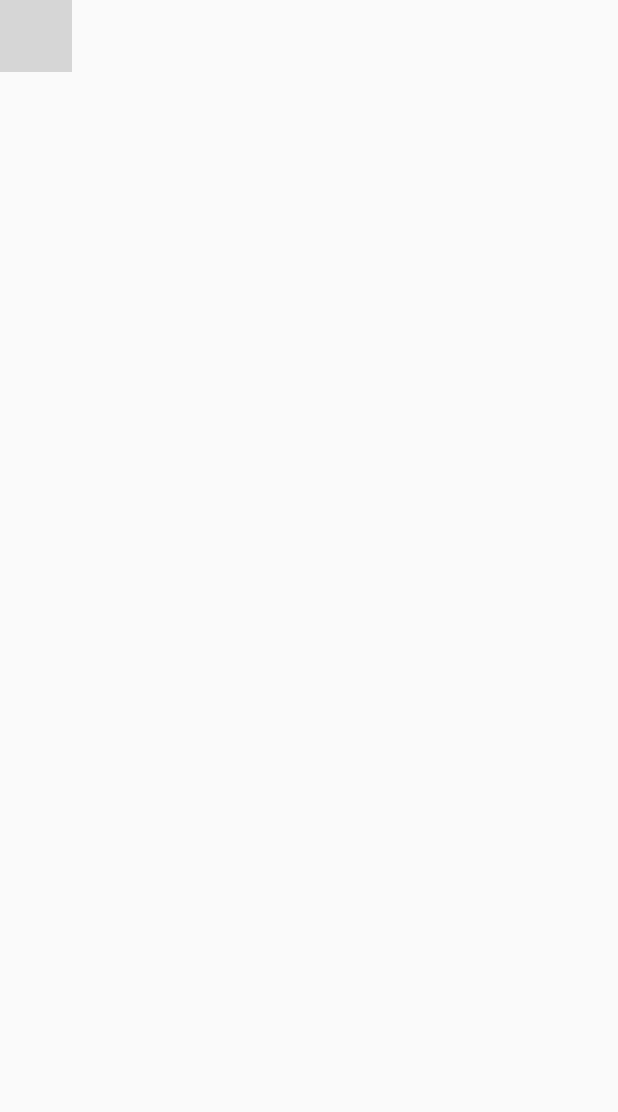
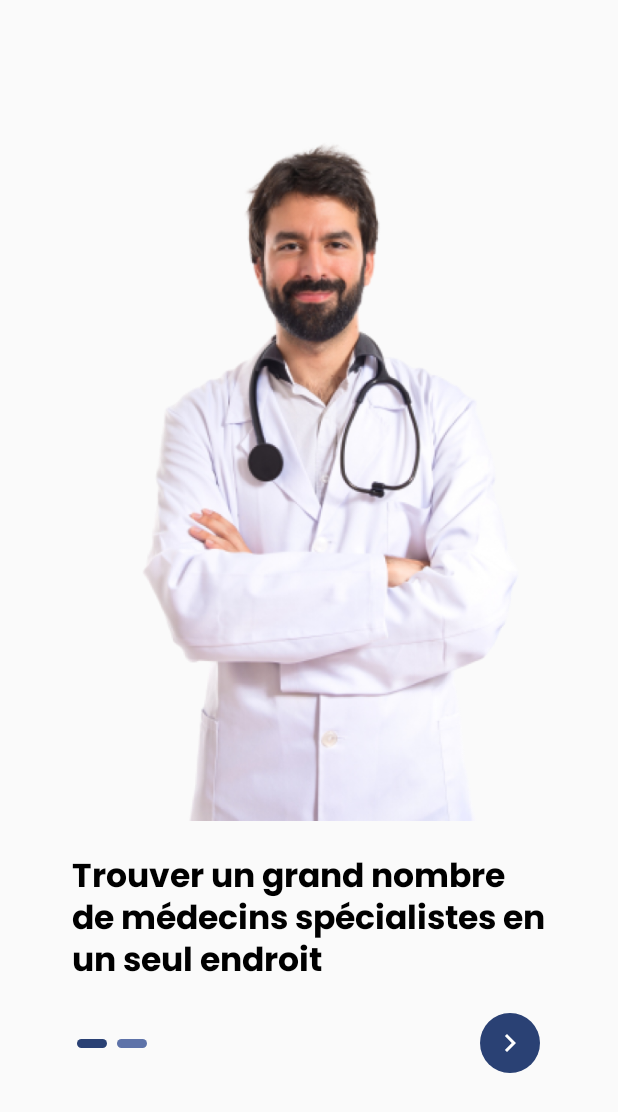
Before and after one commit to bernard-ng/unh-medifax-android, an Android app built with Jetpack Compose: the screen it shows after launch (MainActivity), on a phone screen of 412 x 824 dp. Shown: the top 1112 px of the screen. Run offline under Robolectric (Android 15) with nearby library versions, the phone set to English and light mode, and no system bars; grey boxes are pictures that could not be loaded.

Commit message:
finalize OnBoardingScreen add HorizontalPager

```diff
--- a/app/build.gradle.kts
+++ b/app/build.gradle.kts
@@ -62,7 +62,6 @@ dependencies {
     implementation(libs.androidx.appcompat)
     implementation(libs.material)
     implementation(libs.androidx.activity)
-    implementation("androidx.core:core-splashscreen:1.0.1")
     testImplementation(libs.junit)
     androidTestImplementation(libs.androidx.junit)
     androidTestImplementation(libs.androidx.espresso.core)
@@ -71,6 +70,10 @@ dependencies {
     debugImplementation(libs.androidx.ui.tooling)
     debugImplementation(libs.androidx.ui.test.manifest)
 
+
     implementation(libs.coil.compose)
     implementation(libs.androidx.material.icons.extended)
+    implementation(libs.androidx.core.splashscreen)
+    implementation(libs.androidx.navigation.compose)
+    implementation(libs.androidx.datastore.preferences)
 }
--- a/app/src/main/AndroidManifest.xml
+++ b/app/src/main/AndroidManifest.xml
@@ -13,13 +13,12 @@
         android:label="@string/app_name"
         android:roundIcon="@mipmap/ic_launcher_round"
         android:supportsRtl="true"
-        android:theme="@style/Theme.MySplashScreen"
+        android:theme="@style/Theme.Medifax"
         tools:targetApi="31">
         <activity
             android:name=".MainActivity"
             android:exported="true"
-            android:label="@string/app_name"
-            android:theme="@style/Theme.MySplashScreen">
+            android:theme="@style/Theme.Medifax">
             <intent-filter>
                 <action android:name="android.intent.action.MAIN" />
 
--- a/app/src/main/java/tech/devscast/medifax/MainActivity.kt
+++ b/app/src/main/java/tech/devscast/medifax/MainActivity.kt
@@ -4,9 +4,7 @@ import android.os.Bundle
 import androidx.activity.ComponentActivity
 import androidx.activity.compose.setContent
 import androidx.core.splashscreen.SplashScreen.Companion.installSplashScreen
-import tech.devscast.medifax.ui.screens.EventHandlingScreen
-import tech.devscast.medifax.ui.screens.OnboardingScreen
-import tech.devscast.medifax.ui.screens.TouchDrawingScreen
+import tech.devscast.medifax.ui.screens.OnBoardingScreen
 import tech.devscast.medifax.ui.theme.MedifaxTheme
 
 class MainActivity : ComponentActivity() {
@@ -15,7 +13,7 @@ class MainActivity : ComponentActivity() {
         installSplashScreen()
         setContent {
             MedifaxTheme {
-                EventHandlingScreen()
+                OnBoardingScreen()
             }
         }
     }
--- /dev/null
+++ b/app/src/main/java/tech/devscast/medifax/data/OnboardingContent.kt
@@ -0,0 +1,20 @@
+package tech.devscast.medifax.data
+
+import androidx.annotation.DrawableRes
+import tech.devscast.medifax.R
+
+sealed class OnBoardingPage(
+    @DrawableRes
+    val image: Int,
+    val descripton: String
+) {
+    data object Fist : OnBoardingPage(
+        image = R.drawable.doctor_male,
+        descripton = "Trouver un grand nombre de médecins spécialistes en un seul endroit"
+    )
+
+    data object Second : OnBoardingPage(
+        image = R.drawable.doctor_female,
+        descripton = "Obtenez des conseils auprès de médecins de confiance !"
+    )
+}
--- a/app/src/main/java/tech/devscast/medifax/ui/screens/OnboardingScreen.kt
+++ b/app/src/main/java/tech/devscast/medifax/ui/screens/OnboardingScreen.kt
@@ -1,85 +1,139 @@
 package tech.devscast.medifax.ui.screens
 
+import androidx.compose.animation.AnimatedVisibility
+import androidx.compose.foundation.ExperimentalFoundationApi
+import androidx.compose.foundation.Image
+import androidx.compose.foundation.background
+import androidx.compose.foundation.gestures.scrollBy
 import androidx.compose.foundation.layout.Arrangement
+import androidx.compose.foundation.layout.Box
 import androidx.compose.foundation.layout.Column
+import androidx.compose.foundation.layout.Row
 import androidx.compose.foundation.layout.Spacer
 import androidx.compose.foundation.layout.fillMaxSize
 import androidx.compose.foundation.layout.fillMaxWidth
 import androidx.compose.foundation.layout.height
 import androidx.compose.foundation.layout.padding
+import androidx.compose.foundation.layout.size
+import androidx.compose.foundation.layout.width
+import androidx.compose.foundation.pager.HorizontalPager
+import androidx.compose.foundation.pager.PagerState
+import androidx.compose.foundation.pager.rememberPagerState
+import androidx.compose.material.icons.Icons
+import androidx.compose.material.icons.filled.ChevronRight
 import androidx.compose.material3.Button
-import androidx.compose.material3.OutlinedButton
-import androidx.compose.material3.Surface
+import androidx.compose.material3.FilledIconButton
+import androidx.compose.material3.Icon
+import androidx.compose.material3.MaterialTheme
 import androidx.compose.material3.Text
 import androidx.compose.runtime.Composable
+import androidx.compose.runtime.rememberCoroutineScope
 import androidx.compose.ui.Alignment
 import androidx.compose.ui.Modifier
+import androidx.compose.ui.draw.clip
+import androidx.compose.ui.res.painterResource
 import androidx.compose.ui.text.font.FontWeight
 import androidx.compose.ui.tooling.preview.Preview
 import androidx.compose.ui.unit.dp
-import androidx.compose.ui.unit.sp
-import tech.devscast.medifax.ui.components.LogoText
+import kotlinx.coroutines.launch
+import tech.devscast.medifax.data.OnBoardingPage
 import tech.devscast.medifax.ui.theme.MedifaxTheme
-import tech.devscast.medifax.ui.theme.poppinsFontFamily
 
+@OptIn(ExperimentalFoundationApi::class)
 @Composable
-fun OnboardingScreen() {
+fun OnBoardingScreen() {
+    val pages = listOf(
+        OnBoardingPage.Fist,
+        OnBoardingPage.Second
+    )
+    val pagerState = rememberPagerState(0, pageCount = { pages.size })
+    val pagerScrollScope = rememberCoroutineScope()
+
     Column(
         modifier = Modifier
             .fillMaxSize()
-            .padding(32.dp),
-        horizontalAlignment = Alignment.CenterHorizontally,
-        verticalArrangement = Arrangement.Center
+            .padding(48.dp)
     ) {
-        LogoText()
-        Spacer(modifier = Modifier.height(48.dp))
-        Surface {
-            Column(horizontalAlignment = Alignment.CenterHorizontally) {
-                Text(
-                    text = "Let’s get started!",
-                    fontWeight = FontWeight.Black,
-                    fontFamily = poppinsFontFamily,
-                    fontSize = 30.sp,
-                )
-                Text(
-                    text = "Login to Stay healthy and fit",
-                    fontWeight = FontWeight.Normal,
-                    fontFamily = poppinsFontFamily,
-                    fontSize = 16.sp
-                )
+        HorizontalPager(
+            state = pagerState,
+            verticalAlignment = Alignment.Top,
+        ) { position ->
+            PagerScreen(pages[position], pagerState)
+        }
+        Row(
+            verticalAlignment = Alignment.CenterVertically,
+            horizontalArrangement = Arrangement.SpaceBetween,
+            modifier = Modifier
+                .fillMaxWidth()
+                .padding(vertical = 16.dp)
+        ) {
+            PagerIndicator(state = pagerState)
+            AnimatedVisibility(pagerState.currentPage < pagerState.pageCount - 1) {
+                FilledIconButton(onClick = { pagerScrollScope.launch { pagerState.scrollBy(100f) } }) {
+                    Icon(Icons.Default.ChevronRight, contentDescription = "Suivant")
+                }
             }
         }
-        Spacer(modifier = Modifier.height(48.dp))
-        Column(horizontalAlignment = Alignment.CenterHorizontally) {
+
+        Spacer(modifier = Modifier.weight(1f))
+        AnimatedVisibility(
+            modifier = Modifier.fillMaxWidth(),
+            visible = pagerState.currentPage == pages.size - 1
+        ) {
             Button(
-                onClick = {},
-                modifier = Modifier.fillMaxWidth()
+                onClick = { },
+                shape = MaterialTheme.shapes.medium,
             ) {
-                Text(
-                    text = "Se connecter",
-                    fontSize = 17.sp,
-                    modifier = Modifier.padding(6.dp)
-                )
-            }
-            Spacer(modifier = Modifier.height(16.dp))
-            OutlinedButton(
-                onClick = {},
-                modifier = Modifier.fillMaxWidth()
-            ) {
-                Text(
-                    text = "S'inscrire",
-                    fontSize = 17.sp,
-                    modifier = Modifier.padding(6.dp)
-                )
+                Text(text = "Commencer", modifier = Modifier.padding(6.dp))
             }
         }
     }
 }
 
-@Preview(showBackground = true, device = "id:pixel_8_pro", showSystemUi = true)
+@OptIn(ExperimentalFoundationApi::class)
 @Composable
-fun PreviewHealthcareScreen() {
-    MedifaxTheme {
-        OnboardingScreen()
+fun PagerIndicator(state: PagerState) {
+    Row {
+        repeat(state.pageCount) { i ->
+            val color =
+                if (state.currentPage == i) MaterialTheme.colorScheme.primary else MaterialTheme.colorScheme.primaryContainer
+            Box(
+                modifier = Modifier
+                    .padding(3.dp)
+                    .clip(MaterialTheme.shapes.medium)
+                    .background(color)
+                    .width(20.dp)
+                    .height(6.dp),
+            )
+        }
     }
 }
+
+
+@OptIn(ExperimentalFoundationApi::class)
+@Composable
+fun PagerScreen(page: OnBoardingPage, state: PagerState) {
+    Column(
+        horizontalAlignment = Alignment.CenterHorizontally,
+    ) {
+        Image(
+            painter = painterResource(id = page.image),
+            contentDescription = "Illustration",
+            modifier = Modifier.size(500.dp)
+        )
+        Spacer(modifier = Modifier.height(20.dp))
+        Text(
+            text = page.descripton,
+            style = MaterialTheme.typography.titleLarge.copy(fontWeight = FontWeight.Bold),
+        )
+    }
+}
+
+
+@Preview(showSystemUi = true, showBackground = true, device = "id:pixel_8_pro")
+@Composable
+fun PreviewOnBoardingScreen() {
+    MedifaxTheme {
+        OnBoardingScreen()
+    }
+}
--- a/app/src/main/java/tech/devscast/medifax/ui/screens/SplashScreen.kt
+++ b/app/src/main/java/tech/devscast/medifax/ui/screens/SplashScreen.kt
@@ -35,7 +35,11 @@ fun SplashScreen() {
            horizontalAlignment = Alignment.CenterHorizontally,
            verticalArrangement = Arrangement.Center
        ) {
-           LogoText()
+           Image(
+               painter = painterResource(id = R.drawable.medifax_icon),
+               contentDescription = "Medifax Logo",
+               modifier = Modifier.size(120.dp)
+           )
        }
    }
 }
--- a/app/src/main/res/drawable/email.xml
+++ /dev/null
@@ -1,5 +0,0 @@
-<vector xmlns:android="http://schemas.android.com/apk/res/android" android:height="24dp" android:viewportHeight="64" android:viewportWidth="64" android:width="24dp">
-
-    <path android:fillColor="#000000" android:pathData="M58.003,8H5.997c-3.314,0 -6,2.686 -6,6v36c0,3.314 2.686,6 6,6h52.007c3.314,0 6,-2.686 6,-6V14C64.003,10.686 61.317,8 58.003,8zM62.003,49.111L43.085,30.192l18.919,-12.056V49.111zM5.997,10h52.007c2.206,0 4,1.794 4,4v1.766L34.468,33.313c-1.49,0.949 -3.394,0.92 -4.85,-0.07L1.997,14.469V14C1.997,11.794 3.791,10 5.997,10zM1.997,16.885L21.182,29.925L1.997,49.111V16.885zM58.003,54H5.997c-1.647,0 -3.064,-1.002 -3.676,-2.428l20.52,-20.52l5.655,3.843c1.086,0.738 2.342,1.108 3.6,1.108c1.195,0 2.393,-0.334 3.446,-1.005l5.842,-3.723l20.296,20.296C61.067,52.998 59.651,54 58.003,54z"/>
-
-</vector>
--- a/app/src/main/res/drawable/icons8_password.xml
+++ /dev/null
@@ -1,5 +0,0 @@
-<vector xmlns:android="http://schemas.android.com/apk/res/android" android:height="24dp" android:viewportHeight="50" android:viewportWidth="50" android:width="24dp">
-
-    <path android:fillColor="#FF000000" android:pathData="M25,2C17.832,2 12,7.832 12,15L12,21L8,21C6.355,21 5,22.355 5,24L5,47C5,48.645 6.355,50 8,50L42,50C43.645,50 45,48.645 45,47L45,24C45,22.355 43.645,21 42,21L38,21L38,15C38,7.832 32.168,2 25,2zM25,4C31.086,4 36,8.914 36,15L36,21L14,21L14,15C14,8.914 18.914,4 25,4zM8,23L42,23C42.565,23 43,23.435 43,24L43,47C43,47.565 42.565,48 42,48L8,48C7.435,48 7,47.565 7,47L7,24C7,23.435 7.435,23 8,23zM13,34A2,2 0,0 0,11 36A2,2 0,0 0,13 38A2,2 0,0 0,15 36A2,2 0,0 0,13 34zM21,34A2,2 0,0 0,19 36A2,2 0,0 0,21 38A2,2 0,0 0,23 36A2,2 0,0 0,21 34zM29,34A2,2 0,0 0,27 36A2,2 0,0 0,29 38A2,2 0,0 0,31 36A2,2 0,0 0,29 34zM37,34A2,2 0,0 0,35 36A2,2 0,0 0,37 38A2,2 0,0 0,39 36A2,2 0,0 0,37 34z"/>
-
-</vector>
--- a/gradle/libs.versions.toml
+++ b/gradle/libs.versions.toml
@@ -1,6 +1,8 @@
 [versions]
 agp = "8.3.0"
 coilCompose = "1.3.2"
+coreSplashscreen = "1.0.1"
+datastorePreferences = "1.0.0"
 kotlin = "1.9.0"
 coreKtx = "1.12.0"
 junit = "4.13.2"
@@ -13,10 +15,14 @@ appcompat = "1.6.1"
 material = "1.10.0"
 activity = "1.8.0"
 materialIconsExtended = "1.6.4"
+navigationCompose = "2.7.7"
 
 [libraries]
 androidx-core-ktx = { group = "androidx.core", name = "core-ktx", version.ref = "coreKtx" }
+androidx-core-splashscreen = { module = "androidx.core:core-splashscreen", version.ref = "coreSplashscreen" }
+androidx-datastore-preferences = { module = "androidx.datastore:datastore-preferences", version.ref = "datastorePreferences" }
 androidx-material-icons-extended = { module = "androidx.compose.material:material-icons-extended", version.ref = "materialIconsExtended" }
+androidx-navigation-compose = { module = "androidx.navigation:navigation-compose", version.ref = "navigationCompose" }
 coil-compose = { module = "io.coil-kt:coil-compose", version.ref = "coilCompose" }
 junit = { group = "junit", name = "junit", version.ref = "junit" }
 androidx-junit = { group = "androidx.test.ext", name = "junit", version.ref = "junitVersion" }
```
Also changed, not shown: app/src/main/java/tech/devscast/medifax/ui/screens/GetStartedScreen.kt (added, +93 -0 lines), app/src/main/java/tech/devscast/medifax/ui/screens/OnboardingScreen1.kt (deleted, +0 -100 lines), app/src/main/java/tech/devscast/medifax/ui/screens/OnboardingScreen2.kt (deleted, +0 -100 lines), app/src/main/java/tech/devscast/medifax/ui/screens/SignInScreen.kt (+2 -21 lines), app/src/main/java/tech/devscast/medifax/ui/screens/SignUpScreen.kt (+30 -22 lines), app/src/main/res/drawable/eye_slash__1_.xml (deleted, +0 -9 lines), app/src/main/res/drawable/person_male_svgrepo_com.xml (deleted, +0 -7 lines), app/src/main/res/drawable/doctor_female.png (renamed from app/src/main/res/drawable/doctor1.png), app/src/main/res/drawable/doctor_male.png (renamed from app/src/main/res/drawable/doctor2.png), 1 other file.
